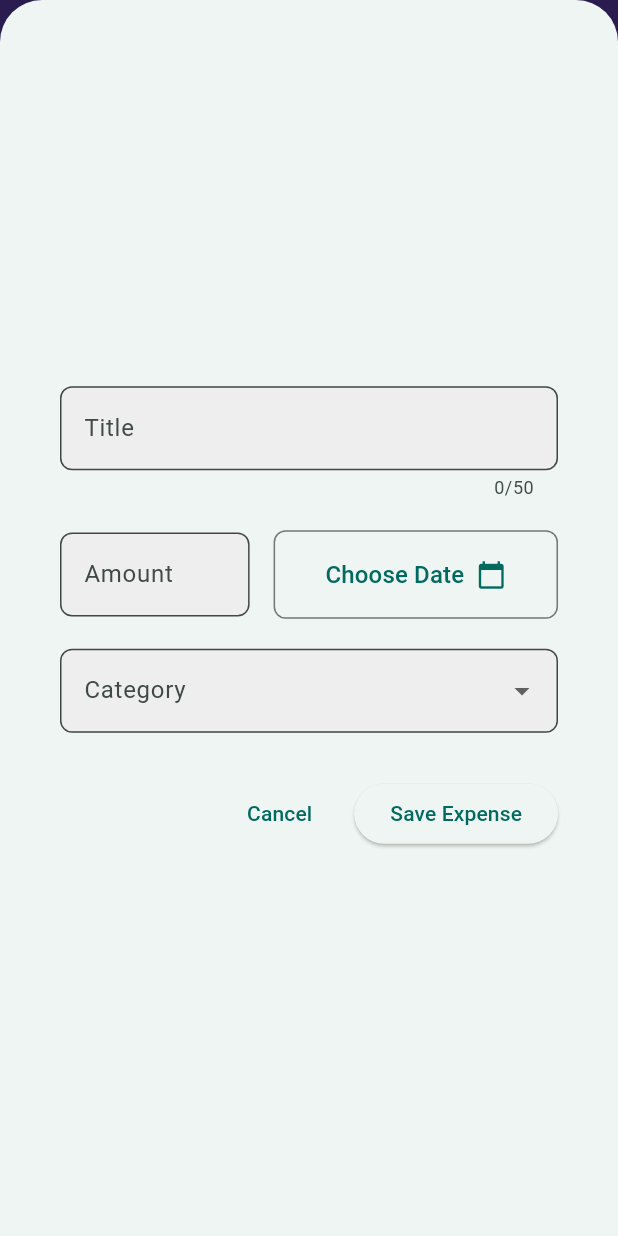
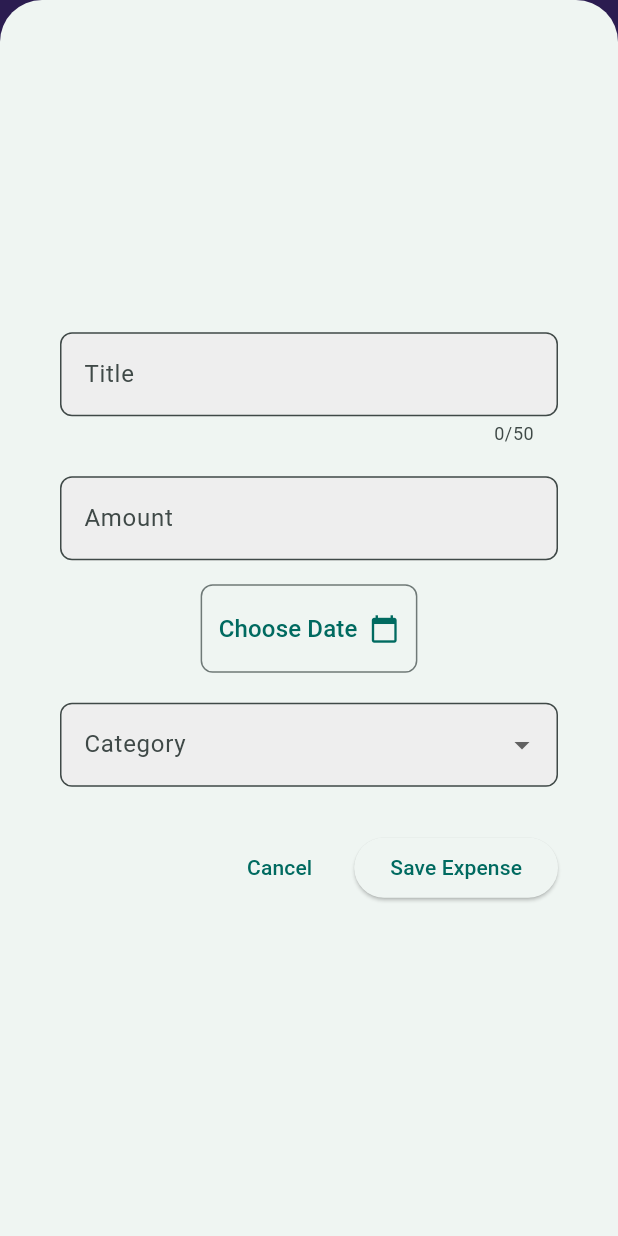
Before and after one commit to bugraozdmr/flutter_course, a Flutter app: the screen it shows after launch, after a tap on the "add" icon, on a phone screen of 412 x 824 dp. Run offline on Flutter 3.47's test engine with Material 3 defaults, Android fonts, the phone set to English and light mode, and no system bars; our stand-ins replace google_fonts.

Commit message:
expense tracker done

```diff
--- a/projects/expense_tracker/lib/main.dart
+++ b/projects/expense_tracker/lib/main.dart
@@ -1,8 +1,15 @@
 import 'package:flutter/material.dart';
+import 'package:flutter/services.dart';
 import 'widgets/expenses.dart';
 
 void main() {
+  // rotate device yapınca değişmez uygulama yönü bu şekilde
+  /*WidgetsFlutterBinding.ensureInitialized();
+  SystemChrome.setPreferredOrientations([DeviceOrientation.portraitUp]).then((
+    fn,
+  ) {*/
   runApp(const MyApp());
+  // });
 }
 
 class MyApp extends StatelessWidget {
--- a/projects/expense_tracker/lib/widgets/expenses.dart
+++ b/projects/expense_tracker/lib/widgets/expenses.dart
@@ -65,8 +65,11 @@ class _ExpensesState extends State<Expenses> {
     );
   }
 
+  // safe area / safearea -- mesela kamera üstüne element gelmemesini sağlar
   @override
   Widget build(BuildContext context) {
+    final width = MediaQuery.of(context).size.width;
+    // print(MediaQuery.of(context).size.height);
     return Scaffold(
       appBar: AppBar(
         backgroundColor: Colors.deepPurple,
@@ -89,9 +92,22 @@ class _ExpensesState extends State<Expenses> {
           ),
         ],
       ),
-      body: Column(
+      body:
+          width < 600
+              ? Column(
                 children: [
                   Chart(expenses: _registeredExpenses),
+                  Expanded(
+                    child: ExpensesList(
+                      expenses: _registeredExpenses,
+                      onRemoveExpense: _removeExpense,
+                    ),
+                  ),
+                ],
+              )
+              : Row(
+                children: [
+                  Expanded(child: Chart(expenses: _registeredExpenses)),
                   Expanded(
                     child: ExpensesList(
                       expenses: _registeredExpenses,
--- a/projects/expense_tracker/lib/widgets/expenses/newExpsense.dart
+++ b/projects/expense_tracker/lib/widgets/expenses/newExpsense.dart
@@ -75,10 +75,12 @@ class _NewExpenseState extends State<NewExpense> {
 
   @override
   Widget build(BuildContext context) {
-    return Center(
-      child: Padding(
-        padding: const EdgeInsets.symmetric(horizontal: 24, vertical: 16),
-        child: Column(
+    final keyboardSpace = MediaQuery.of(context).viewInsets.bottom;
+    final screenWidth = MediaQuery.of(context).size.width;
+    final isLandscape =
+        MediaQuery.of(context).orientation == Orientation.landscape;
+
+    final content = Column(
       mainAxisSize: MainAxisSize.min,
       crossAxisAlignment: CrossAxisAlignment.stretch,
       children: [
@@ -87,9 +89,7 @@ class _NewExpenseState extends State<NewExpense> {
           maxLength: 50,
           decoration: InputDecoration(
             labelText: 'Title',
-                border: OutlineInputBorder(
-                  borderRadius: BorderRadius.circular(8),
-                ),
+            border: OutlineInputBorder(borderRadius: BorderRadius.circular(8)),
             filled: true,
             fillColor: Colors.grey.shade200,
           ),
@@ -97,62 +97,19 @@ class _NewExpenseState extends State<NewExpense> {
 
         const SizedBox(height: 20),
 
-            // Amount ve Date picker yan yana
-            Row(
+        isLandscape
+            ? Row(
               children: [
-                // Amount
-                Expanded(
-                  flex: 2,
-                  child: TextField(
-                    controller: _amountController,
-                    keyboardType: TextInputType.number,
-                    decoration: InputDecoration(
-                      labelText: 'Amount',
-                      prefixText: '\$ ',
-                      border: OutlineInputBorder(
-                        borderRadius: BorderRadius.circular(8),
-                      ),
-                      filled: true,
-                      fillColor: Colors.grey.shade200,
-                    ),
-                  ),
-                ),
-
+                Expanded(child: _buildAmountField()),
                 const SizedBox(width: 16),
-
-                // Date picker
-                Expanded(
-                  flex: 3,
-                  child: OutlinedButton(
-                    onPressed: _presentDatePicker,
-                    style: OutlinedButton.styleFrom(
-                      padding: const EdgeInsets.symmetric(
-                        vertical: 18,
-                        horizontal: 12,
-                      ),
-                      shape: RoundedRectangleBorder(
-                        borderRadius: BorderRadius.circular(8),
-                      ),
-                    ),
-                    child: Row(
-                      mainAxisSize: MainAxisSize.min,
-                      crossAxisAlignment: CrossAxisAlignment.center,
+                Expanded(child: _buildDatePickerButton()),
+              ],
+            )
+            : Column(
               children: [
-                        Flexible(
-                          child: Text(
-                            _selectedDate == null
-                                ? 'Choose Date'
-                                : DateFormat.yMd().format(_selectedDate!),
-                            style: const TextStyle(fontSize: 16),
-                            overflow: TextOverflow.ellipsis,
-                          ),
-                        ),
-                        const SizedBox(width: 8),
-                        const Icon(Icons.calendar_today, size: 20),
-                      ],
-                    ),
-                  ),
-                ),
+                _buildAmountField(),
+                const SizedBox(height: 16),
+                _buildDatePickerButton(),
               ],
             ),
 
@@ -163,9 +120,7 @@ class _NewExpenseState extends State<NewExpense> {
           value: _selectedCategory,
           decoration: InputDecoration(
             labelText: 'Category',
-                border: OutlineInputBorder(
-                  borderRadius: BorderRadius.circular(8),
-                ),
+            border: OutlineInputBorder(borderRadius: BorderRadius.circular(8)),
             filled: true,
             fillColor: Colors.grey.shade200,
           ),
@@ -174,8 +129,7 @@ class _NewExpenseState extends State<NewExpense> {
                 return DropdownMenuItem(
                   value: category,
                   child: Text(
-                        category.name[0].toUpperCase() +
-                            category.name.substring(1),
+                    category.name[0].toUpperCase() + category.name.substring(1),
                   ),
                 );
               }).toList(),
@@ -203,10 +157,73 @@ class _NewExpenseState extends State<NewExpense> {
           ],
         ),
       ],
+    );
+
+    return Center(
+      child: SingleChildScrollView(
+        padding: EdgeInsets.only(
+          left: 24,
+          right: 24,
+          top: 16,
+          bottom: keyboardSpace + 16,
         ),
+        child:
+            screenWidth > 600
+                ? Center(
+                  child: ConstrainedBox(
+                    constraints: const BoxConstraints(maxWidth: 600),
+                    child: content,
+                  ),
+                )
+                : content,
       ),
     );
   }
+
+  Widget _buildAmountField() {
+    return TextField(
+      controller: _amountController,
+      keyboardType: TextInputType.number,
+      decoration: InputDecoration(
+        labelText: 'Amount',
+        prefixText: '\$ ',
+        border: OutlineInputBorder(borderRadius: BorderRadius.circular(8)),
+        filled: true,
+        fillColor: Colors.grey.shade200,
+      ),
+    );
+  }
+
+  Widget _buildDatePickerButton() {
+    return OutlinedButton(
+      onPressed: _presentDatePicker,
+      style: OutlinedButton.styleFrom(
+        padding: const EdgeInsets.symmetric(vertical: 18, horizontal: 12),
+        shape: RoundedRectangleBorder(borderRadius: BorderRadius.circular(8)),
+      ),
+      child: Row(
+        mainAxisSize: MainAxisSize.min,
+        children: [
+          Flexible(
+            child: Text(
+              _selectedDate == null
+                  ? 'Choose Date'
+                  : DateFormat.yMd().format(_selectedDate!),
+              style: const TextStyle(fontSize: 16),
+              overflow: TextOverflow.ellipsis,
+            ),
+          ),
+          const SizedBox(width: 8),
+          const Icon(Icons.calendar_today, size: 20),
+        ],
+      ),
+    );
+  }
+  /**
+   * Küçük ekranlarda içerikler dikey olarak sıralanır.
+    Tablet ya da yatay modda içerikler daha yatay yapıda gösterilir.
+    ConstrainedBox sayesinde büyük ekranlarda içerik çok genişlemez (maks. 600px gibi tutulur).
+   */
 
   @override
   void dispose() {
--- a/read.txt
+++ b/read.txt
@@ -181,3 +181,11 @@ flutter pub get
 flutter build apk --release
 
 ######
+
+Expanded, bir Row, Column veya Flex widget'ı içinde çocuk (child) widget’ların boş kalan alanı paylaşmasını sağlar. Yani kullanılabilir alanı esnek bir şekilde dağıtarak UI'nin düzgün görünmesini sağlar.
+- as much heigh as Expanded can get !!
+
+--
+* adaptive apps - farklı kodlar farklı platformlara yapılabilir
+isIOS
+isAndroid
```
Lines whose indentation alone changed are shown as unchanged.
